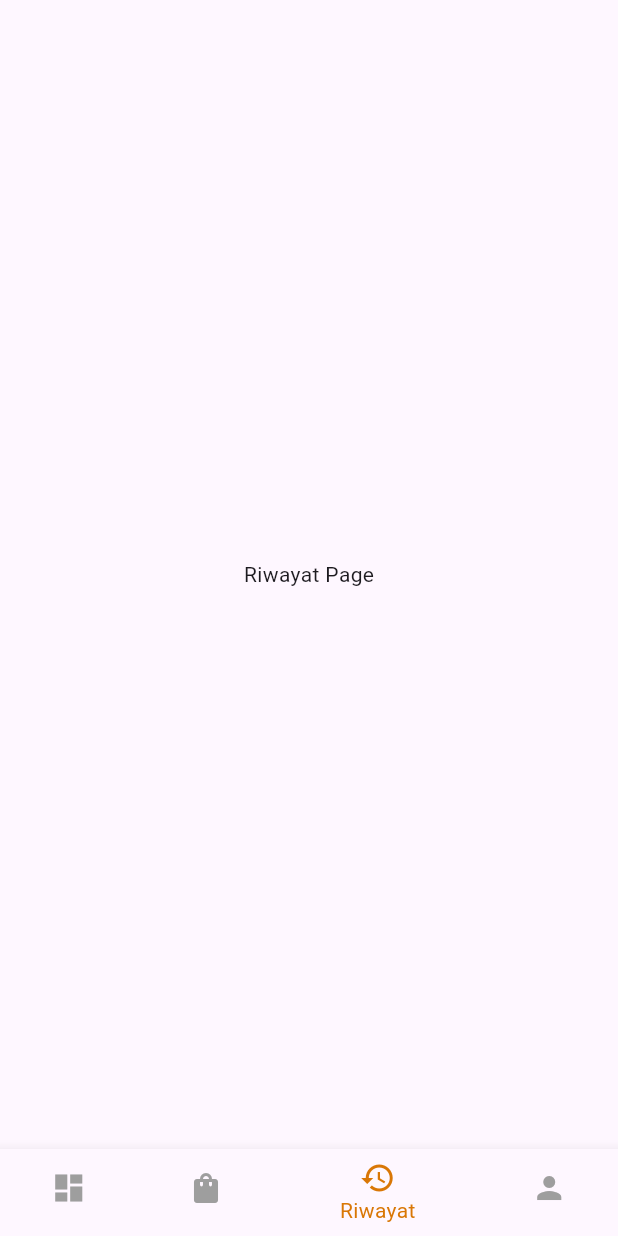
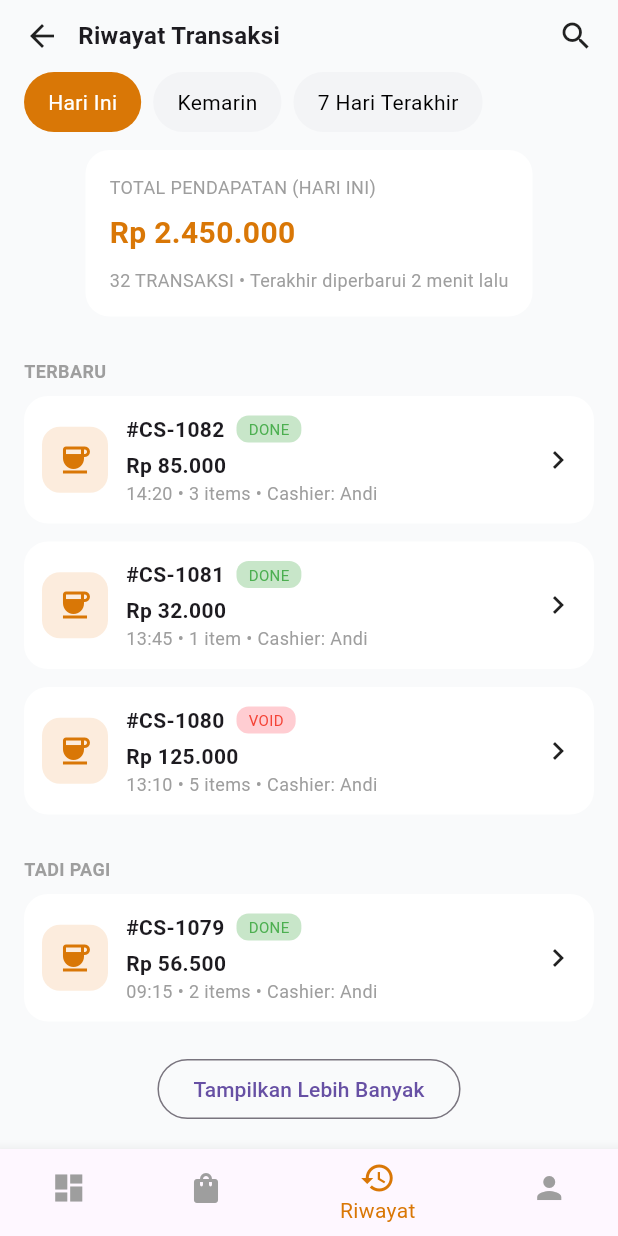
Before and after one commit to Alnieto7/kawaiii_coffee, a Flutter app: the MainPage screen opened by its route, item 3 of the bottom bar chosen, on a phone screen of 412 x 824 dp. Run offline on Flutter 3.47's test engine with Material 3 defaults, Android fonts, the phone set to English and light mode, and no system bars; our stand-ins replace get, get_storage; accounts and stored records are empty; network calls fail.

Commit message:
FEAT [Alip] feat history page

```diff
--- /dev/null
+++ b/lib/Component/History/filter_chip.dart
@@ -0,0 +1,31 @@
+import 'package:flutter/material.dart';
+
+class FilterChipItem extends StatelessWidget {
+  final String label;
+  final bool selected;
+
+  const FilterChipItem({
+    super.key,
+    required this.label,
+    this.selected = false,
+  });
+
+  @override
+  Widget build(BuildContext context) {
+    return Container(
+      margin: const EdgeInsets.only(right: 8),
+      padding: const EdgeInsets.symmetric(horizontal: 16),
+      decoration: BoxDecoration(
+        color: selected ? const Color(0xFFD97706) : const Color(0xFFF3F4F6),
+        borderRadius: BorderRadius.circular(20),
+      ),
+      alignment: Alignment.center,
+      child: Text(
+        label,
+        style: TextStyle(
+          color: selected ? Colors.white : Colors.black,
+        ),
+      ),
+    );
+  }
+}
--- /dev/null
+++ b/lib/Component/History/sectiontitle.dart
@@ -0,0 +1,22 @@
+import 'package:flutter/material.dart';
+
+class SectionTitle extends StatelessWidget {
+  final String title;
+
+  const SectionTitle(this.title, {super.key});
+
+  @override
+  Widget build(BuildContext context) {
+    return Padding(
+      padding: const EdgeInsets.only(top: 16, bottom: 8),
+      child: Text(
+        title,
+        style: const TextStyle(
+          fontSize: 12,
+          fontWeight: FontWeight.bold,
+          color: Colors.grey,
+        ),
+      ),
+    );
+  }
+}
--- /dev/null
+++ b/lib/Component/History/summary_card.dart
@@ -0,0 +1,35 @@
+import 'package:flutter/material.dart';
+
+class SummaryCard extends StatelessWidget {
+  const SummaryCard({super.key});
+
+  @override
+  Widget build(BuildContext context) {
+    return Container(
+      padding: const EdgeInsets.all(16),
+      decoration: BoxDecoration(
+        color: Colors.white,
+        borderRadius: BorderRadius.circular(16),
+      ),
+      child: Column(
+        crossAxisAlignment: CrossAxisAlignment.start,
+        children: const [
+          Text("TOTAL PENDAPATAN (HARI INI)",
+              style: TextStyle(fontSize: 12, color: Colors.grey)),
+          SizedBox(height: 8),
+          Text(
+            "Rp 2.450.000",
+            style: TextStyle(
+              fontSize: 20,
+              fontWeight: FontWeight.bold,
+              color: Color(0xFFD97706),
+            ),
+          ),
+          SizedBox(height: 8),
+          Text("32 TRANSAKSI • Terakhir diperbarui 2 menit lalu",
+              style: TextStyle(fontSize: 12, color: Colors.grey)),
+        ],
+      ),
+    );
+  }
+}
--- /dev/null
+++ b/lib/Component/History/transactioncard.dart
@@ -0,0 +1,89 @@
+import 'package:flutter/material.dart';
+
+class TransactionCard extends StatelessWidget {
+  final String code;
+  final String price;
+  final String time;
+  final String items;
+  final String cashier;
+  final String status;
+
+  const TransactionCard({
+    super.key,
+    required this.code,
+    required this.price,
+    required this.time,
+    required this.items,
+    required this.cashier,
+    required this.status,
+  });
+
+  @override
+  Widget build(BuildContext context) {
+    final isDone = status == "done";
+
+    return Container(
+      margin: const EdgeInsets.only(bottom: 12),
+      padding: const EdgeInsets.all(12),
+      decoration: BoxDecoration(
+        color: Colors.white,
+        borderRadius: BorderRadius.circular(16),
+      ),
+      child: Row(
+        children: [
+
+          // ICON
+          Container(
+            padding: const EdgeInsets.all(10),
+            decoration: BoxDecoration(
+              color: const Color(0xFFFCECDD),
+              borderRadius: BorderRadius.circular(12),
+            ),
+            child: const Icon(Icons.coffee, color: Color(0xFFD97706)),
+          ),
+
+          const SizedBox(width: 12),
+
+          // TEXT
+          Expanded(
+            child: Column(
+              crossAxisAlignment: CrossAxisAlignment.start,
+              children: [
+                Row(
+                  children: [
+                    Text(code,
+                        style: const TextStyle(fontWeight: FontWeight.bold)),
+                    const SizedBox(width: 8),
+                    Container(
+                      padding: const EdgeInsets.symmetric(horizontal: 8, vertical: 2),
+                      decoration: BoxDecoration(
+                        color: isDone ? Colors.green[100] : Colors.red[100],
+                        borderRadius: BorderRadius.circular(8),
+                      ),
+                      child: Text(
+                        status.toUpperCase(),
+                        style: TextStyle(
+                          fontSize: 10,
+                          color: isDone ? Colors.green : Colors.red,
+                        ),
+                      ),
+                    )
+                  ],
+                ),
+                const SizedBox(height: 4),
+                Text(price,
+                    style: const TextStyle(
+                        fontWeight: FontWeight.bold,
+                        fontSize: 14)),
+                Text("$time • $items • Cashier: $cashier",
+                    style: const TextStyle(fontSize: 12, color: Colors.grey)),
+              ],
+            ),
+          ),
+
+          const Icon(Icons.chevron_right)
+        ],
+      ),
+    );
+  }
+}
--- /dev/null
+++ b/lib/Page/Kasir/HistoryPage.dart
@@ -0,0 +1,134 @@
+import 'package:flutter/material.dart';
+import 'package:kawaiii_coffee/Component/History/filter_chip.dart';
+import 'package:kawaiii_coffee/Component/History/sectiontitle.dart';
+import 'package:kawaiii_coffee/Component/History/summary_card.dart';
+import 'package:kawaiii_coffee/Component/History/transactioncard.dart';
+
+class HistoryPage extends StatelessWidget {
+  const HistoryPage({super.key});
+
+  @override
+  Widget build(BuildContext context) {
+    return Scaffold(
+      backgroundColor: const Color(0xFFF9FAFB),
+      body: SafeArea(
+        child: Column(
+          children: [
+
+            // 🔙 HEADER
+            Padding(
+              padding: const EdgeInsets.symmetric(horizontal: 16, vertical: 12),
+              child: Row(
+                children: const [
+                  Icon(Icons.arrow_back),
+                  SizedBox(width: 12),
+                  Expanded(
+                    child: Text(
+                      "Riwayat Transaksi",
+                      style: TextStyle(
+                        fontWeight: FontWeight.bold,
+                        fontSize: 16,
+                      ),
+                    ),
+                  ),
+                  Icon(Icons.search),
+                ],
+              ),
+            ),
+
+            // 🔘 FILTER
+            SizedBox(
+              height: 40,
+              child: ListView(
+                scrollDirection: Axis.horizontal,
+                padding: const EdgeInsets.symmetric(horizontal: 16),
+                children: const [
+                  FilterChipItem(label: "Hari Ini", selected: true),
+                  FilterChipItem(label: "Kemarin"),
+                  FilterChipItem(label: "7 Hari Terakhir"),
+                ],
+              ),
+            ),
+
+            const SizedBox(height: 12),
+
+            // 📊 SUMMARY
+            const Padding(
+              padding: EdgeInsets.symmetric(horizontal: 16),
+              child: SummaryCard(),
+            ),
+
+            const SizedBox(height: 12),
+
+            // 📋 LIST
+            Expanded(
+              child: ListView(
+                padding: const EdgeInsets.symmetric(horizontal: 16),
+                children: const [
+
+                  SectionTitle("TERBARU"),
+
+                  TransactionCard(
+                    code: "#CS-1082",
+                    price: "Rp 85.000",
+                    time: "14:20",
+                    items: "3 items",
+                    cashier: "Andi",
+                    status: "done",
+                  ),
+
+                  TransactionCard(
+                    code: "#CS-1081",
+                    price: "Rp 32.000",
+                    time: "13:45",
+                    items: "1 item",
+                    cashier: "Andi",
+                    status: "done",
+                  ),
+
+                  TransactionCard(
+                    code: "#CS-1080",
+                    price: "Rp 125.000",
+                    time: "13:10",
+                    items: "5 items",
+                    cashier: "Andi",
+                    status: "void",
+                  ),
+
+                  SectionTitle("TADI PAGI"),
+
+                  TransactionCard(
+                    code: "#CS-1079",
+                    price: "Rp 56.500",
+                    time: "09:15",
+                    items: "2 items",
+                    cashier: "Andi",
+                    status: "done",
+                  ),
+
+                  TransactionCard(
+                    code: "#CS-1078",
+                    price: "Rp 18.000",
+                    time: "08:50",
+                    items: "1 item",
+                    cashier: "Andi",
+                    status: "done",
+                  ),
+                ],
+              ),
+            ),
+
+            // 🔽 BUTTON
+            Padding(
+              padding: const EdgeInsets.all(16),
+              child: OutlinedButton(
+                onPressed: () {},
+                child: const Text("Tampilkan Lebih Banyak"),
+              ),
+            )
+          ],
+        ),
+      ),
+    );
+  }
+}
--- a/lib/Page/Kasir/MainPage.dart
+++ b/lib/Page/Kasir/MainPage.dart
@@ -1,6 +1,7 @@
 import 'package:flutter/material.dart';
 import 'package:get/get.dart';
 import 'package:kawaiii_coffee/Controller/Kasir/maincontroller.dart';
+import 'package:kawaiii_coffee/Page/Kasir/HistoryPage.dart';
 import 'package:kawaiii_coffee/Page/Kasir/POS.dart';
 import 'package:kawaiii_coffee/Page/Kasir/dashboardKasir.dart';
 
@@ -14,7 +15,7 @@ class MainPage extends StatelessWidget {
   final pages = [
     const DashboardkasirPage(),
     const PosPage(),
-    const Center(child: Text("Riwayat Page")),
+    const HistoryPage(),
     const Center(child: Text("Profil Page")),
   ];
 
--- a/lib/Page/Kasir/dashboardKasir.dart
+++ b/lib/Page/Kasir/dashboardKasir.dart
@@ -2,7 +2,6 @@
 import 'package:flutter/material.dart';
 import 'package:get/get.dart';
 import 'package:kawaiii_coffee/Component/dashboardkasir/actioncard.dart';
-import 'package:kawaiii_coffee/Component/dashboardkasir/bottomnav.dart';
 import 'package:kawaiii_coffee/Controller/Kasir/dashboardControllerKasir.dart';
 
 class DashboardkasirPage extends StatelessWidget {
--- a/lib/Routes/Pages.dart
+++ b/lib/Routes/Pages.dart
@@ -2,6 +2,7 @@ import 'package:get/get_navigation/src/routes/get_route.dart';
 import 'package:kawaiii_coffee/Page/Admin/AnalisisPage.dart';
 import 'package:kawaiii_coffee/Page/Admin/BottomNavAdmin.dart';
 import 'package:kawaiii_coffee/Page/Admin/DashboardAdminPage.dart';
+import 'package:kawaiii_coffee/Page/Kasir/HistoryPage.dart';
 import 'package:kawaiii_coffee/Page/Kasir/MainPage.dart';
 import 'package:kawaiii_coffee/Page/Kasir/POS.dart';
 import 'package:kawaiii_coffee/Page/Kasir/dashboardKasir.dart';
@@ -46,5 +47,9 @@ class AppPages {
           name: AppRoutes.MAIN,
           page: () => MainPage(),
         ),
+        GetPage(
+          name: AppRoutes.history,
+          page: () => const HistoryPage(),
+        ),
   ];
 }
--- a/lib/Routes/Routes.dart
+++ b/lib/Routes/Routes.dart
@@ -6,4 +6,5 @@ class AppRoutes {
   static const String BNAdmin = '/BNAdmin';
   static const String POS = '/POS';
   static const String MAIN = '/main';
+  static const String history = '/history';
 }
--- /dev/null
+++ b/lib/binding/MainKasirBinding.dart
@@ -0,0 +1,13 @@
+import 'package:get/get.dart';
+import 'package:get/state_manager.dart';
+import 'package:kawaiii_coffee/Controller/Kasir/dashboardControllerKasir.dart';
+import 'package:kawaiii_coffee/Controller/Kasir/maincontroller.dart';
+
+class MainKasirBinding extends Bindings {
+  @override
+  void dependencies() {
+    Get.lazyPut<MainController>(() => MainController());
+    Get.lazyPut<DashboardController>(() => DashboardController(), fenix: true);
+    Get.lazyPut<MainController>(() => MainController(), fenix: true);
+  }
+}
--- a/lib/main.dart
+++ b/lib/main.dart
@@ -14,7 +14,7 @@ class MainApp extends StatelessWidget {
   Widget build(BuildContext context) {
     return GetMaterialApp(
       debugShowCheckedModeBanner:false,
-      initialRoute: AppRoutes.MAIN,
+      initialRoute: AppRoutes.history,
       getPages: AppPages.pages,
     );
   }
```
